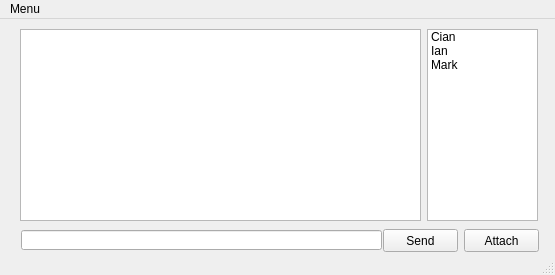
CodexVII/ChatApp, file Python UI Source Trial/UI/ChatUI.ui: the form before one commit.
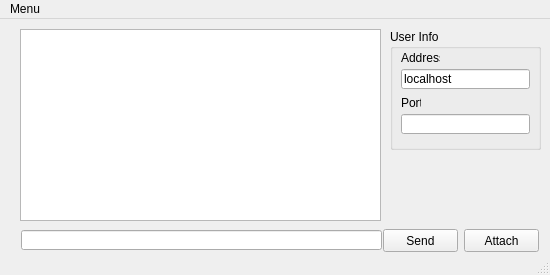
The form after the commit.

Patch:
```diff
--- a/Python UI Source Trial/UI/ChatUI.ui
+++ b/Python UI Source Trial/UI/ChatUI.ui
@@ -6,7 +6,7 @@
    <rect>
     <x>0</x>
     <y>0</y>
-    <width>555</width>
+    <width>550</width>
     <height>275</height>
    </rect>
   </property>
@@ -14,37 +14,12 @@
    <string>MainWindow</string>
   </property>
   <widget class="QWidget" name="centralwidget">
-   <widget class="QListWidget" name="listWidget">
-    <property name="geometry">
-     <rect>
-      <x>427</x>
-      <y>10</y>
-      <width>111</width>
-      <height>192</height>
-     </rect>
-    </property>
-    <item>
-     <property name="text">
-      <string>Cian</string>
-     </property>
-    </item>
-    <item>
-     <property name="text">
-      <string>Ian</string>
-     </property>
-    </item>
-    <item>
-     <property name="text">
-      <string>Mark</string>
-     </property>
-    </item>
-   </widget>
    <widget class="QTextBrowser" name="textBrowser">
     <property name="geometry">
      <rect>
       <x>20</x>
       <y>10</y>
-      <width>401</width>
+      <width>361</width>
       <height>192</height>
      </rect>
     </property>
@@ -85,13 +60,100 @@
      <string>Send</string>
     </property>
    </widget>
+   <widget class="QGroupBox" name="groupBox">
+    <property name="geometry">
+     <rect>
+      <x>390</x>
+      <y>10</y>
+      <width>151</width>
+      <height>121</height>
+     </rect>
+    </property>
+    <property name="title">
+     <string>User Info</string>
+    </property>
+    <widget class="QLabel" name="label_3">
+     <property name="geometry">
+      <rect>
+       <x>11</x>
+       <y>21</y>
+       <width>39</width>
+       <height>16</height>
+      </rect>
+     </property>
+     <property name="text">
+      <string>Address</string>
+     </property>
+    </widget>
+    <widget class="QLineEdit" name="lineEdit_4">
+     <property name="geometry">
+      <rect>
+       <x>11</x>
+       <y>40</y>
+       <width>129</width>
+       <height>20</height>
+      </rect>
+     </property>
+     <property name="text">
+      <string>localhost</string>
+     </property>
+     <property name="dragEnabled">
+      <bool>true</bool>
+     </property>
+     <property name="readOnly">
+      <bool>true</bool>
+     </property>
+    </widget>
+    <widget class="QLabel" name="label_4">
+     <property name="geometry">
+      <rect>
+       <x>11</x>
+       <y>66</y>
+       <width>20</width>
+       <height>16</height>
+      </rect>
+     </property>
+     <property name="text">
+      <string>Port</string>
+     </property>
+    </widget>
+    <widget class="QLineEdit" name="lineEdit_5">
+     <property name="geometry">
+      <rect>
+       <x>11</x>
+       <y>85</y>
+       <width>129</width>
+       <height>20</height>
+      </rect>
+     </property>
+     <property name="dragEnabled">
+      <bool>true</bool>
+     </property>
+     <property name="readOnly">
+      <bool>true</bool>
+     </property>
+    </widget>
+    <zorder>label_3</zorder>
+    <zorder>layoutWidget</zorder>
+   </widget>
+   <zorder>textBrowser</zorder>
+   <zorder>lineEdit</zorder>
+   <zorder>pushButton_2</zorder>
+   <zorder>pushButton</zorder>
+   <zorder>label</zorder>
+   <zorder>label_2</zorder>
+   <zorder>lineEdit_2</zorder>
+   <zorder>lineEdit_3</zorder>
+   <zorder>label_4</zorder>
+   <zorder>label_3</zorder>
+   <zorder>groupBox</zorder>
   </widget>
   <widget class="QMenuBar" name="menuBar">
    <property name="geometry">
     <rect>
      <x>0</x>
      <y>0</y>
-     <width>555</width>
+     <width>550</width>
      <height>21</height>
     </rect>
    </property>
```
